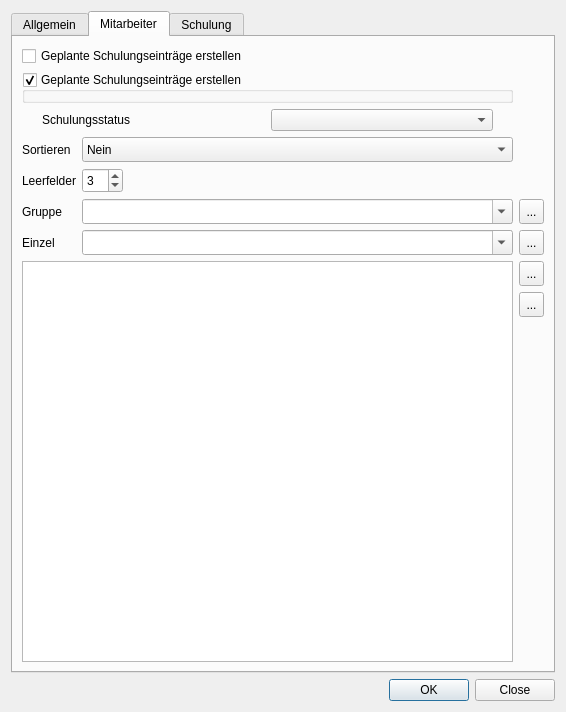
First picture: the form in ui/qmsigninglistdialog.ui, repository Christian-Kr/QualificationMatrix, before the edit.
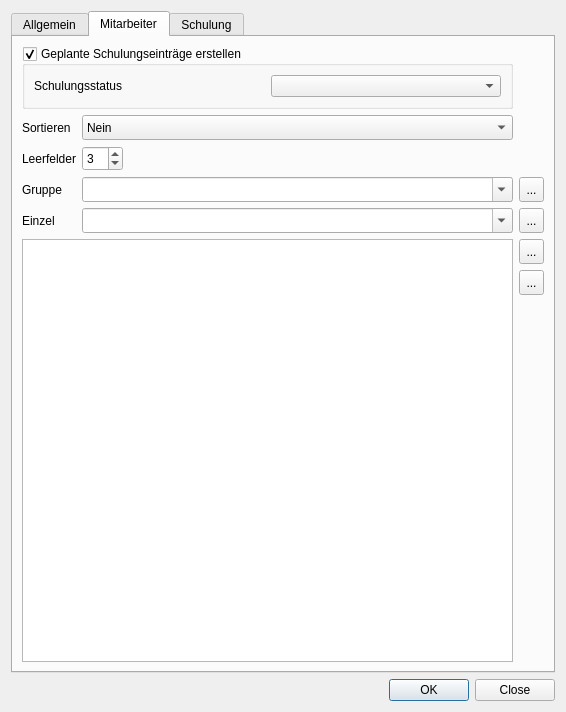
Second picture: the form after the edit. The open tabs and pages were chosen to show the change. Icons and pictures are not drawn.

Commit message: Change ui to group box in singing dialog.

The edit to the form file:
```diff
--- a/ui/qmsigninglistdialog.ui
+++ b/ui/qmsigninglistdialog.ui
@@ -178,7 +178,84 @@
        <string>Mitarbeiter</string>
       </attribute>
       <layout class="QGridLayout" name="gridLayout">
+       <item row="2" column="0">
+        <widget class="QLabel" name="label_10">
+         <property name="text">
+          <string>Sortieren</string>
+         </property>
+        </widget>
+       </item>
+       <item row="0" column="0" colspan="2">
+        <widget class="QGroupBox" name="gbCreateTrainDataEntries">
+         <property name="title">
+          <string>Geplante Schulungseinträge erstellen</string>
+         </property>
+         <property name="checkable">
+          <bool>true</bool>
+         </property>
+         <layout class="QGridLayout" name="gridLayout_4">
+          <item row="0" column="0">
+           <widget class="QLabel" name="label_11">
+            <property name="text">
+             <string>Schulungsstatus</string>
+            </property>
+           </widget>
+          </item>
+          <item row="0" column="1">
+           <widget class="QComboBox" name="cbTrainingState">
+            <property name="editable">
+             <bool>false</bool>
+            </property>
+            <property name="maxVisibleItems">
+             <number>20</number>
+            </property>
+            <property name="insertPolicy">
+             <enum>QComboBox::NoInsert</enum>
+            </property>
+            <property name="minimumContentsLength">
+             <number>20</number>
+            </property>
+           </widget>
+          </item>
+         </layout>
+        </widget>
+       </item>
        <item row="4" column="1">
+        <widget class="QComboBox" name="cbEmployeeGroup">
+         <property name="sizePolicy">
+          <sizepolicy hsizetype="Expanding" vsizetype="Fixed">
+           <horstretch>0</horstretch>
+           <verstretch>0</verstretch>
+          </sizepolicy>
+         </property>
+         <property name="minimumSize">
+          <size>
+           <width>0</width>
+           <height>25</height>
+          </size>
+         </property>
+         <property name="editable">
+          <bool>true</bool>
+         </property>
+         <property name="maxVisibleItems">
+          <number>20</number>
+         </property>
+         <property name="insertPolicy">
+          <enum>QComboBox::NoInsert</enum>
+         </property>
+         <property name="minimumContentsLength">
+          <number>20</number>
+         </property>
+        </widget>
+       </item>
+       <item row="5" column="0">
+        <widget class="QLabel" name="label_4">
+         <property name="text">
+          <string>Einzel</string>
+         </property>
+        </widget>
+       </item>
+       <item row="2" column="1">
         <widget class="QComboBox" name="cbSort">
          <property name="minimumSize">
           <size>
@@ -203,42 +280,7 @@
          </item>
         </widget>
        </item>
-       <item row="7" column="1">
-        <widget class="QComboBox" name="cbSingleEmployee">
-         <property name="sizePolicy">
-          <sizepolicy hsizetype="Expanding" vsizetype="Fixed">
-           <horstretch>0</horstretch>
-           <verstretch>0</verstretch>
-          </sizepolicy>
-         </property>
-         <property name="minimumSize">
-          <size>
-           <width>0</width>
-           <height>25</height>
-          </size>
-         </property>
-         <property name="editable">
-          <bool>true</bool>
-         </property>
-         <property name="maxVisibleItems">
-          <number>20</number>
-         </property>
-         <property name="insertPolicy">
-          <enum>QComboBox::NoInsert</enum>
-         </property>
-         <property name="minimumContentsLength">
-          <number>20</number>
-         </property>
-        </widget>
-       </item>
-       <item row="6" column="0">
-        <widget class="QLabel" name="label_3">
-         <property name="text">
-          <string>Gruppe</string>
-         </property>
-        </widget>
-       </item>
-       <item row="5" column="1">
+       <item row="3" column="1">
         <layout class="QHBoxLayout" name="horizontalLayout">
          <item>
           <widget class="QSpinBox" name="spEmpty">
@@ -268,124 +310,7 @@
          </item>
         </layout>
        </item>
-       <item row="2" column="0" colspan="2">
-        <layout class="QHBoxLayout" name="horizontalLayout_3">
-         <property name="leftMargin">
-          <number>20</number>
-         </property>
-         <property name="rightMargin">
-          <number>20</number>
-         </property>
-         <item>
-          <widget class="QLabel" name="label_11">
-           <property name="text">
-            <string>Schulungsstatus</string>
-           </property>
-          </widget>
-         </item>
-         <item>
-          <widget class="QComboBox" name="cbTrainingState">
-           <property name="editable">
-            <bool>false</bool>
-           </property>
-           <property name="maxVisibleItems">
-            <number>20</number>
-           </property>
-           <property name="insertPolicy">
-            <enum>QComboBox::NoInsert</enum>
-           </property>
-           <property name="minimumContentsLength">
-            <number>20</number>
-           </property>
-          </widget>
-         </item>
-        </layout>
-       </item>
-       <item row="5" column="0">
-        <widget class="QLabel" name="label_2">
-         <property name="text">
-          <string>Leerfelder</string>
-         </property>
-        </widget>
-       </item>
-       <item row="7" column="0">
-        <widget class="QLabel" name="label_4">
-         <property name="text">
-          <string>Einzel</string>
-         </property>
-        </widget>
-       </item>
        <item row="6" column="2">
-        <widget class="QToolButton" name="tbAddEmployeeFromGroup">
-         <property name="minimumSize">
-          <size>
-           <width>25</width>
-           <height>25</height>
-          </size>
-         </property>
-         <property name="text">
-          <string>...</string>
-         </property>
-         <property name="icon">
-          <iconset resource="../rcs/icons.qrc">
-           <normaloff>:/icons/icons/list-add.svg</normaloff>:/icons/icons/list-add.svg</iconset>
-         </property>
-         <property name="iconSize">
-          <size>
-           <width>16</width>
-           <height>16</height>
-          </size>
-         </property>
-        </widget>
-       </item>
-       <item row="8" column="0" colspan="2">
-        <widget class="QListWidget" name="lwEmployees">
-         <property name="sizePolicy">
-          <sizepolicy hsizetype="Expanding" vsizetype="Preferred">
-           <horstretch>0</horstretch>
-           <verstretch>0</verstretch>
-          </sizepolicy>
-         </property>
-        </widget>
-       </item>
-       <item row="4" column="0">
-        <widget class="QLabel" name="label_10">
-         <property name="text">
-          <string>Sortieren</string>
-         </property>
-        </widget>
-       </item>
-       <item row="0" column="0" colspan="2">
-        <widget class="QCheckBox" name="cbCreateTrainDataEntries">
-         <property name="text">
-          <string>Geplante Schulungseinträge erstellen </string>
-         </property>
-        </widget>
-       </item>
-       <item row="7" column="2">
-        <widget class="QToolButton" name="tbAddEmployee">
-         <property name="minimumSize">
-          <size>
-           <width>25</width>
-           <height>25</height>
-          </size>
-         </property>
-         <property name="text">
-          <string>...</string>
-         </property>
-         <property name="icon">
-          <iconset resource="../rcs/icons.qrc">
-           <normaloff>:/icons/icons/list-add.svg</normaloff>:/icons/icons/list-add.svg</iconset>
-         </property>
-         <property name="iconSize">
-          <size>
-           <width>16</width>
-           <height>16</height>
-          </size>
-         </property>
-        </widget>
-       </item>
-       <item row="8" column="2">
         <layout class="QVBoxLayout" name="verticalLayout_3">
          <item>
           <widget class="QToolButton" name="tbRemoveEmployee">
@@ -448,8 +373,55 @@
          </item>
         </layout>
        </item>
-       <item row="6" column="1">
-        <widget class="QComboBox" name="cbEmployeeGroup">
+       <item row="3" column="0">
+        <widget class="QLabel" name="label_2">
+         <property name="text">
+          <string>Leerfelder</string>
+         </property>
+        </widget>
+       </item>
+       <item row="4" column="0">
+        <widget class="QLabel" name="label_3">
+         <property name="text">
+          <string>Gruppe</string>
+         </property>
+        </widget>
+       </item>
+       <item row="4" column="2">
+        <widget class="QToolButton" name="tbAddEmployeeFromGroup">
+         <property name="minimumSize">
+          <size>
+           <width>25</width>
+           <height>25</height>
+          </size>
+         </property>
+         <property name="text">
+          <string>...</string>
+         </property>
+         <property name="icon">
+          <iconset resource="../rcs/icons.qrc">
+           <normaloff>:/icons/icons/list-add.svg</normaloff>:/icons/icons/list-add.svg</iconset>
+         </property>
+         <property name="iconSize">
+          <size>
+           <width>16</width>
+           <height>16</height>
+          </size>
+         </property>
+        </widget>
+       </item>
+       <item row="6" column="0" colspan="2">
+        <widget class="QListWidget" name="lwEmployees">
+         <property name="sizePolicy">
+          <sizepolicy hsizetype="Expanding" vsizetype="Preferred">
+           <horstretch>0</horstretch>
+           <verstretch>0</verstretch>
+          </sizepolicy>
+         </property>
+        </widget>
+       </item>
+       <item row="5" column="1">
+        <widget class="QComboBox" name="cbSingleEmployee">
          <property name="sizePolicy">
           <sizepolicy hsizetype="Expanding" vsizetype="Fixed">
            <horstretch>0</horstretch>
@@ -476,13 +448,26 @@
          </property>
         </widget>
        </item>
-       <item row="1" column="0" colspan="2">
-        <widget class="QGroupBox" name="groupBox">
-         <property name="title">
-          <string>Geplante Schulungseinträge erstellen</string>
+       <item row="5" column="2">
+        <widget class="QToolButton" name="tbAddEmployee">
+         <property name="minimumSize">
+          <size>
+           <width>25</width>
+           <height>25</height>
+          </size>
          </property>
-         <property name="checkable">
-          <bool>true</bool>
+         <property name="text">
+          <string>...</string>
+         </property>
+         <property name="icon">
+          <iconset resource="../rcs/icons.qrc">
+           <normaloff>:/icons/icons/list-add.svg</normaloff>:/icons/icons/list-add.svg</iconset>
+         </property>
+         <property name="iconSize">
+          <size>
+           <width>16</width>
+           <height>16</height>
+          </size>
          </property>
         </widget>
        </item>
```
Left out of the diff: 18 changed lines with no effect on the pictures. The commit also changes 1 other file.
